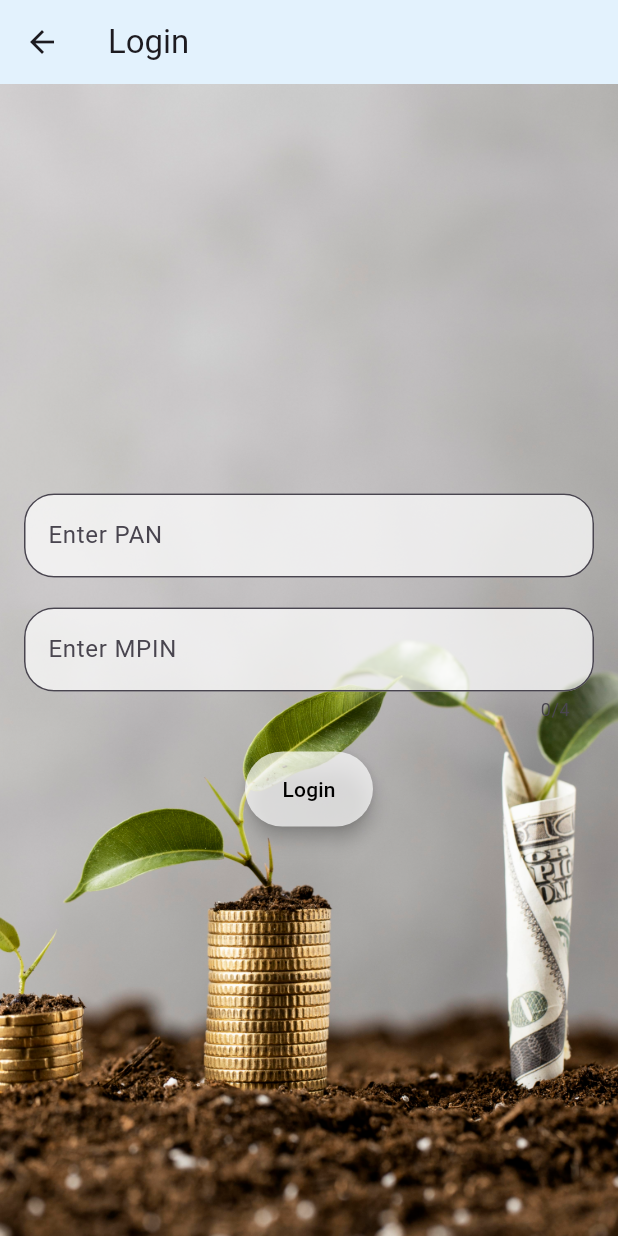
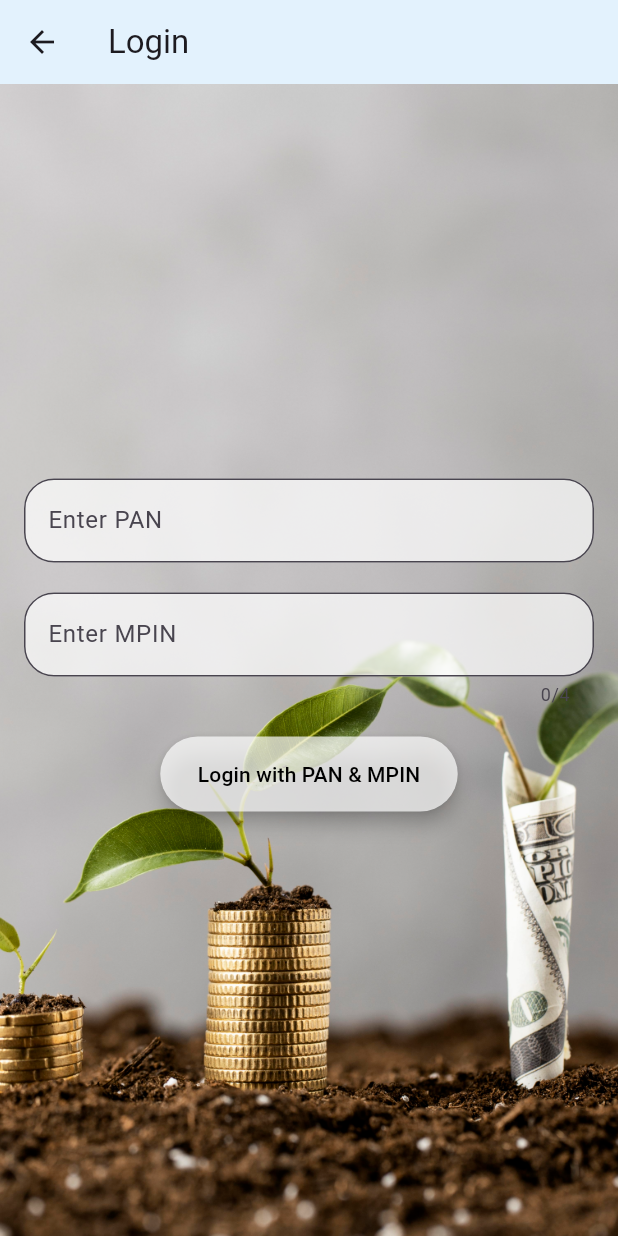
Before and after one commit to adityaphadatare45/Mutualfunds, a Flutter app: the screen it shows after launch, after a tap on "Login", on a phone screen of 412 x 824 dp. Run offline on Flutter 3.47's test engine with Material 3 defaults, Android fonts, the phone set to English and light mode, and no system bars; our stand-ins replace cloud_firestore, firebase_auth, firebase_core, local_auth, shared_preferences; accounts and stored records are empty.

Commit message:
Fine changes

```diff
--- a/lib/identity/identity.dart
+++ b/lib/identity/identity.dart
@@ -77,6 +77,8 @@ class _IdentityPageState extends State<IdentityPage> {   //
       );
     }
   }
+
+
 
   // Handle form submission
   void _handleSubmit() {     // validate the form inputs , if it is valid it calls the createuser method
--- a/lib/screens/auth/login.dart
+++ b/lib/screens/auth/login.dart
@@ -1,4 +1,4 @@
-import 'package:cloud_firestore/cloud_firestore.dart'; // packages for handling database operations
+import 'package:cloud_firestore/cloud_firestore.dart';
 import 'package:flutter/material.dart';
 import 'package:shared_preferences/shared_preferences.dart'; // provides persistent storage for simple data
 import 'package:local_auth/local_auth.dart';
@@ -8,40 +8,41 @@ class LoginPage extends StatefulWidget {
   const LoginPage({super.key});
 
   @override
-  _LoginPageState createState() => _LoginPageState(); // creates the mutable for the widget
+  _LoginPageState createState() => _LoginPageState();
 }
 
 class _LoginPageState extends State<LoginPage> {
   final TextEditingController _pinController = TextEditingController(); // controls the text fields
   final TextEditingController _panController = TextEditingController();
 
-  get onPrimary => null;
-
   @override
-  void dispose() { // clears all the state when the widget is removed from the widget tree
+  void dispose() {
     _pinController.dispose();
     _panController.dispose();
     super.dispose();
   }
 
+  // Check if the user is logging in for the first time
+  Future<bool> _checkIfFirstLogin() async {
+    final prefs = await SharedPreferences.getInstance();
+    return prefs.getBool('isFirstLogin') ?? true;
+  }
+
   // Handle login process with MPIN and PAN
-  Future<void> _handleLoginWithPin() async { // uses Firestore to verify if the entered PAN and MPIN are stored in the Firestore database
-    String enteredPan = _panController.text.trim(); // gets user inputs
+  Future<void> _handleLoginWithPin() async {
+    String enteredPan = _panController.text.trim();
     String enteredPin = _pinController.text.trim();
 
     try {
-      // Query Firestore to check if PAN and MPIN match
       final querySnapshot = await FirebaseFirestore.instance
           .collection('users')
           .where('pan', isEqualTo: enteredPan)
           .where('mpin', isEqualTo: enteredPin)
-          .get(); // fetches the documents for this query
+          .get();
 
       if (querySnapshot.docs.isNotEmpty) {
-        // Login successful
-        _onLoginSuccess();
+        _onLoginSuccess(isFirstLogin: true);
       } else {
-        // Show error if PAN and MPIN are incorrect
         ScaffoldMessenger.of(context).showSnackBar(
           const SnackBar(content: Text("Incorrect PAN or MPIN")),
         );
@@ -54,27 +55,52 @@ class _LoginPageState extends State<LoginPage> {
     }
   }
 
-   Future<bool>_checkIfExistingUser() async {
-    final prefs = await SharedPreferences.getInstance();
-    return prefs.getBool('isExistingUser') ?? false;
-   }
-
-  // Login success action
-  Future<void> _onLoginSuccess() async { // when login is successful, navigate to the verification page
+  Future<void> _onLoginSuccess({required bool isFirstLogin}) async {
     print("Login Successful!");
 
-    final prefs = await SharedPreferences.getInstance(); // shared preferences store the login status of the user
-    await prefs.setBool('isLoggedIn', true); // sets the 'isLoggedIn' key to true
+    final prefs = await SharedPreferences.getInstance();
+    await prefs.setBool('isLoggedIn', true);
     await prefs.setBool('isExistingUser', true);
+
+    if (isFirstLogin) {
       final LocalAuthentication auth = LocalAuthentication();
       bool canCheckBiometrics = await auth.canCheckBiometrics;
 
       if (canCheckBiometrics) {
         bool authenticated = await auth.authenticate(
-      localizedReason: 'Authenticate',
-      options: const AuthenticationOptions(
-        biometricOnly: true,
-      ),
+          localizedReason: 'Authenticate with biometrics to complete setup',
+          options: const AuthenticationOptions(biometricOnly: true),
+        );
+
+        if (authenticated) {
+          await prefs.setBool('isFirstLogin', false);
+          Navigator.pushReplacement(
+            context,
+            MaterialPageRoute(builder: (context) => const VerificationPage()),
+          );
+          return;
+        } else {
+          ScaffoldMessenger.of(context).showSnackBar(
+            const SnackBar(content: Text("Fingerprint authentication failed")),
+          );
+          return;
+        }
+      }
+    }
+    Navigator.pushReplacement(
+      context,
+      MaterialPageRoute(builder: (context) => const VerificationPage()),
+    );
+  }
+
+  Future<void> _handleBiometricLogin() async {
+    final LocalAuthentication auth = LocalAuthentication();
+    bool canCheckBiometrics = await auth.canCheckBiometrics;
+
+    if (canCheckBiometrics) {
+      bool authenticated = await auth.authenticate(
+        localizedReason: 'Authenticate with biometrics',
+        options: const AuthenticationOptions(biometricOnly: true),
       );
 
       if (authenticated) {
@@ -82,49 +108,50 @@ class _LoginPageState extends State<LoginPage> {
           context,
           MaterialPageRoute(builder: (context) => const VerificationPage()),
         );
-      return; // Prevent further navigation
       } else {
         ScaffoldMessenger.of(context).showSnackBar(
-        const SnackBar(content: Text("Fingerprint authentication failed")),
+          const SnackBar(content: Text("Authentication failed")),
         );
-      return; // Avoid duplicate navigation
       }
+    } else {
+      ScaffoldMessenger.of(context).showSnackBar(
+        const SnackBar(content: Text("Biometric authentication not available")),
+      );
     }
-
-
-    Navigator.pushReplacement(
-      context,
-      MaterialPageRoute(builder: (context) => const VerificationPage()),
-    );
   }
 
   @override
   Widget build(BuildContext context) {
     return FutureBuilder<bool>(
-    future: _checkIfExistingUser(),
+      future: _checkIfFirstLogin(),
       builder: (context, snapshot) {
         if (snapshot.connectionState == ConnectionState.waiting) {
           return const Center(child: CircularProgressIndicator());
         }
-      bool isExistingUser = snapshot.data ?? false;
+        bool isFirstLogin = snapshot.data ?? true;
 
         return Scaffold(
           appBar: AppBar(
             title: const Text('Login'),
             backgroundColor: Colors.blue[50],
           ),
-        body: Container(
-          decoration: const BoxDecoration(
-            image: DecorationImage(
-              image: AssetImage('assets/images/main-image.jpg'),
-              fit: BoxFit.cover,
+          body: Stack(
+            children: [
+              // Background image stretched across the screen
+              Positioned.fill(
+                child: Image.asset(
+                  'assets/images/main-image.jpg',
+                  fit: BoxFit.cover, // Ensures the image covers the entire screen
                 ),
               ),
+              // SafeArea to prevent the UI from overlapping with system UI like notches or the navigation bar
+              SafeArea(
                 child: Padding(
                   padding: const EdgeInsets.all(16.0),
                   child: Column(
                     mainAxisAlignment: MainAxisAlignment.center,
                     children: [
+                      if (isFirstLogin) ...[
                         TextField(
                           controller: _panController,
                           decoration: InputDecoration(
@@ -152,55 +179,44 @@ Widget build(BuildContext context) {
                           ),
                         ),
                         const SizedBox(height: 20),
-                if (isExistingUser)
                         ElevatedButton(
-                    onPressed: () async {
-                      final LocalAuthentication auth = LocalAuthentication();
-                      bool authenticated = await auth.authenticate(
-                        localizedReason: 'Authenticate to login',
-                        options: const AuthenticationOptions(
-                          biometricOnly: true,
+                          onPressed: _handleLoginWithPin,
+                          style: ElevatedButton.styleFrom(
+                            foregroundColor: Colors.black,
+                            backgroundColor: Colors.white70,
+                            shape: RoundedRectangleBorder(
+                              borderRadius: BorderRadius.circular(30.0),
                             ),
-                      );
-
-                      if (authenticated) {
-                        _handleLoginWithPin();
-                      } else {
-                        ScaffoldMessenger.of(context).showSnackBar(
-                          const SnackBar(content: Text("Authentication failed")),
-                        );
-                      }
-                    },
+                            padding: const EdgeInsets.symmetric(vertical: 15, horizontal: 25),
+                            elevation: 5,
+                          ),
+                          child: const Text(
+                            'Login with PAN & MPIN',
+                            style: TextStyle(color: Colors.black),
+                          ),
+                        ),
+                      ],
+                      const SizedBox(height: 20),
+                      if (!isFirstLogin) ...[
+                        ElevatedButton(
+                          onPressed: _handleBiometricLogin,
                           style: ElevatedButton.styleFrom(
                             foregroundColor: Colors.black,
                             backgroundColor: Colors.white10,
                             shape: RoundedRectangleBorder(
                               borderRadius: BorderRadius.circular(20.0),
                             ),
-                      padding: const EdgeInsets.symmetric(vertical: 15, horizontal: 25),  // Padding around the text
-                       elevation: 5,  // Shadow effect
+                            padding: const EdgeInsets.symmetric(vertical: 15, horizontal: 25),
+                            elevation: 5,
                           ),
-                    child: const Text('Login with Fingerprint'),
+                          child: const Text('Login with Biometrics'),
                         ),
-               if (!isExistingUser)
-                 ElevatedButton(
-                 onPressed: _handleLoginWithPin,
-                 style: ElevatedButton.styleFrom(
-                  foregroundColor: Colors.black, backgroundColor: Colors.white70,  // Text color
-                 shape: RoundedRectangleBorder(
-                  borderRadius: BorderRadius.circular(30.0),  // Rounded corners
+                      ],
+                    ],
                   ),
-                  padding: const EdgeInsets.symmetric(vertical: 15, horizontal: 25),  // Padding around the text
-                 elevation: 5,  // Shadow effect
-                  ),
-                 child: const Text(
-                 'Login',
-                 style: TextStyle(color: Colors.black),  // Text color
                 ),
               ),
             ],
-            ),
-          ),
           ),
         );
       },
```
Lines whose indentation alone changed are shown as unchanged.
